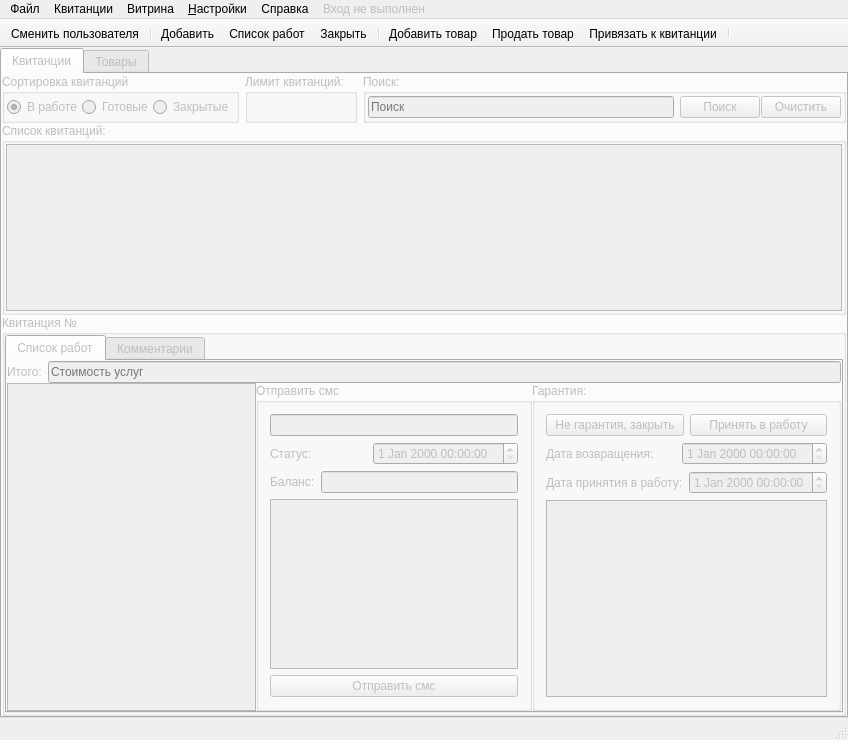
Qt form mainwindow.ui (eboladev/XPPC) before a commit.
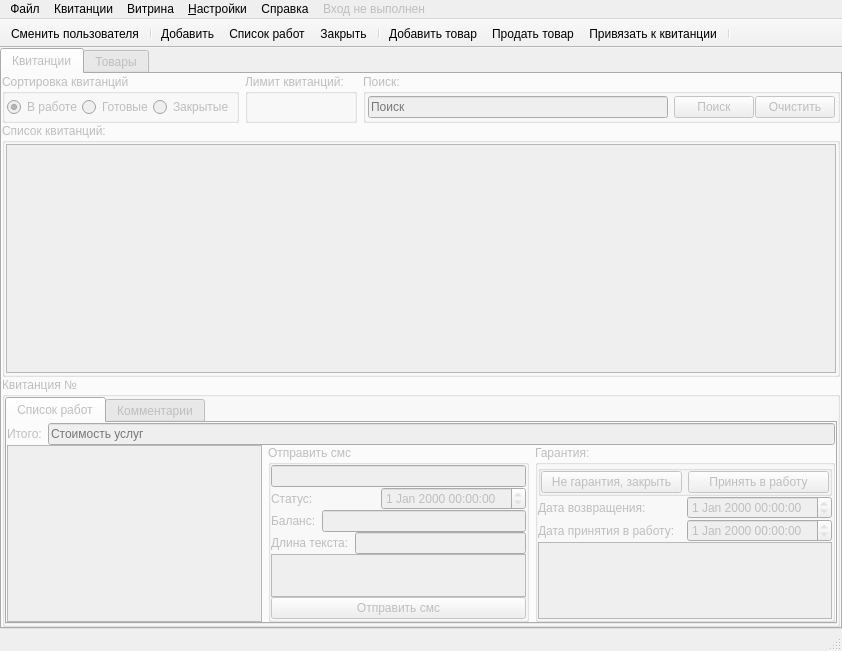
The same form after that commit. Icons and pictures are not drawn. Custom widgets are drawn as their Qt base class.

```diff
--- a/mainwindow.ui
+++ b/mainwindow.ui
@@ -6,8 +6,8 @@
    <rect>
     <x>0</x>
     <y>0</y>
-    <width>848</width>
-    <height>740</height>
+    <width>842</width>
+    <height>651</height>
    </rect>
   </property>
   <property name="minimumSize">
@@ -68,14 +68,14 @@
        <attribute name="title">
         <string>Квитанции</string>
        </attribute>
-       <layout class="QGridLayout" name="gridLayout_5">
-        <property name="margin">
-         <number>0</number>
-        </property>
+       <layout class="QVBoxLayout" name="verticalLayout_9">
         <property name="spacing">
          <number>0</number>
         </property>
-        <item row="0" column="0">
+        <property name="margin">
+         <number>0</number>
+        </property>
+        <item>
          <layout class="QHBoxLayout" name="horizontalLayout">
           <item>
            <widget class="QGroupBox" name="groupBoxSortReceipt">
@@ -233,8 +233,14 @@
           </item>
          </layout>
         </item>
-        <item row="1" column="0">
+        <item>
          <widget class="QGroupBox" name="groupBoxTickets">
+          <property name="sizePolicy">
+           <sizepolicy hsizetype="Preferred" vsizetype="MinimumExpanding">
+            <horstretch>0</horstretch>
+            <verstretch>14</verstretch>
+           </sizepolicy>
+          </property>
           <property name="title">
            <string>Список квитанций:</string>
           </property>
@@ -250,6 +256,12 @@
            </property>
            <item row="0" column="0">
             <widget class="QTableView" name="tableViewTicket">
+             <property name="sizePolicy">
+              <sizepolicy hsizetype="Expanding" vsizetype="MinimumExpanding">
+               <horstretch>0</horstretch>
+               <verstretch>0</verstretch>
+              </sizepolicy>
+             </property>
              <property name="horizontalScrollBarPolicy">
               <enum>Qt::ScrollBarAsNeeded</enum>
              </property>
@@ -297,7 +309,7 @@
           </layout>
          </widget>
         </item>
-        <item row="2" column="0">
+        <item>
          <widget class="QGroupBox" name="groupBoxFastTicketInfo">
           <property name="enabled">
            <bool>false</bool>
@@ -305,7 +317,7 @@
           <property name="maximumSize">
            <size>
             <width>16777215</width>
-            <height>600</height>
+            <height>250</height>
            </size>
           </property>
           <property name="title">
@@ -323,10 +335,22 @@
              <property name="enabled">
               <bool>false</bool>
              </property>
+             <property name="sizePolicy">
+              <sizepolicy hsizetype="Expanding" vsizetype="MinimumExpanding">
+               <horstretch>0</horstretch>
+               <verstretch>0</verstretch>
+              </sizepolicy>
+             </property>
              <property name="currentIndex">
               <number>0</number>
              </property>
              <widget class="QWidget" name="JobList">
+              <property name="sizePolicy">
+               <sizepolicy hsizetype="Preferred" vsizetype="MinimumExpanding">
+                <horstretch>0</horstretch>
+                <verstretch>0</verstretch>
+               </sizepolicy>
+              </property>
               <attribute name="title">
                <string>Список работ</string>
               </attribute>
@@ -357,9 +381,6 @@
                </item>
                <item>
                 <layout class="QHBoxLayout" name="horizontalLayout_14">
-                 <property name="spacing">
-                  <number>0</number>
-                 </property>
                  <item>
                   <widget class="QTreeView" name="treeViewJobsOnTicket">
                    <property name="enabled">
@@ -378,10 +399,25 @@
                  </item>
                  <item>
                   <widget class="QGroupBox" name="groupBoxSms">
+                   <property name="maximumSize">
+                    <size>
+                     <width>276</width>
+                     <height>16777215</height>
+                    </size>
+                   </property>
                    <property name="title">
                     <string>Отправить смс</string>
                    </property>
+                   <property name="flat">
+                    <bool>true</bool>
+                   </property>
                    <layout class="QVBoxLayout" name="verticalLayout_4">
+                    <property name="spacing">
+                     <number>0</number>
+                    </property>
+                    <property name="margin">
+                     <number>0</number>
+                    </property>
                     <item>
                      <widget class="QLineEdit" name="lineEditPhones"/>
                     </item>
@@ -395,7 +431,11 @@
                        </widget>
                       </item>
                       <item>
-                       <widget class="QDateTimeEdit" name="dateTimeEditLastStatusTime"/>
+                       <widget class="QDateTimeEdit" name="dateTimeEditLastStatusTime">
+                        <property name="readOnly">
+                         <bool>true</bool>
+                        </property>
+                       </widget>
                       </item>
                      </layout>
                     </item>
@@ -409,7 +449,29 @@
                        </widget>
                       </item>
                       <item>
-                       <widget class="QLineEdit" name="lineEditBalance"/>
+                       <widget class="QLineEdit" name="lineEditBalance">
+                        <property name="readOnly">
+                         <bool>true</bool>
+                        </property>
+                       </widget>
+                      </item>
+                     </layout>
+                    </item>
+                    <item>
+                     <layout class="QHBoxLayout" name="horizontalLayout_19">
+                      <item>
+                       <widget class="QLabel" name="labelCharCount">
+                        <property name="text">
+                         <string>Длина текста:</string>
+                        </property>
+                       </widget>
+                      </item>
+                      <item>
+                       <widget class="QLineEdit" name="lineEditCharCount">
+                        <property name="readOnly">
+                         <bool>true</bool>
+                        </property>
+                       </widget>
                       </item>
                      </layout>
                     </item>
@@ -434,43 +496,62 @@
                      <height>0</height>
                     </size>
                    </property>
+                   <property name="maximumSize">
+                    <size>
+                     <width>300</width>
+                     <height>16777215</height>
+                    </size>
+                   </property>
                    <property name="title">
                     <string>Гарантия:</string>
                    </property>
-                   <layout class="QGridLayout" name="gridLayout_12">
-                    <item row="0" column="0">
-                     <layout class="QHBoxLayout" name="horizontalLayout_13">
-                      <item>
-                       <widget class="QPushButton" name="pushButtonNotAGuarantee">
-                        <property name="text">
-                         <string>Не гарантия, закрыть</string>
-                        </property>
-                       </widget>
-                      </item>
-                      <item>
-                       <widget class="QPushButton" name="pushButtonAcceptToWorkGuarantee">
-                        <property name="text">
-                         <string>Принять в работу</string>
-                        </property>
-                       </widget>
-                      </item>
-                     </layout>
+                   <property name="flat">
+                    <bool>true</bool>
+                   </property>
+                   <layout class="QVBoxLayout" name="verticalLayout_8">
+                    <property name="spacing">
+                     <number>0</number>
+                    </property>
+                    <property name="margin">
+                     <number>0</number>
+                    </property>
+                    <item>
+                     <widget class="QGroupBox" name="groupBoxGuaranteeOperations">
+                      <property name="title">
+                       <string/>
+                      </property>
+                      <property name="flat">
+                       <bool>true</bool>
+                      </property>
+                      <layout class="QVBoxLayout" name="verticalLayout_7">
+                       <property name="spacing">
+                        <number>0</number>
+                       </property>
+                       <property name="margin">
+                        <number>0</number>
+                       </property>
+                       <item>
+                        <layout class="QHBoxLayout" name="horizontalLayout_13">
+                         <item>
+                          <widget class="QPushButton" name="pushButtonNotAGuarantee">
+                           <property name="text">
+                            <string>Не гарантия, закрыть</string>
+                           </property>
+                          </widget>
+                         </item>
+                         <item>
+                          <widget class="QPushButton" name="pushButtonAcceptToWorkGuarantee">
+                           <property name="text">
+                            <string>Принять в работу</string>
+                           </property>
+                          </widget>
+                         </item>
+                        </layout>
+                       </item>
+                      </layout>
+                     </widget>
                     </item>
-                    <item row="2" column="0">
-                     <layout class="QHBoxLayout" name="horizontalLayout_16">
-                      <item>
-                       <widget class="QLabel" name="labelDateAcceptedToWorkGuarantee">
-                        <property name="text">
-                         <string>Дата принятия в работу:</string>
-                        </property>
-                       </widget>
-                      </item>
-                      <item>
-                       <widget class="QDateTimeEdit" name="dateTimeEditGuaranteeDateAcceptedToWork"/>
-                      </item>
-                     </layout>
-                    </item>
-                    <item row="1" column="0">
+                    <item>
                      <layout class="QHBoxLayout" name="horizontalLayout_15">
                       <item>
                        <widget class="QLabel" name="labelDateAcceptedGuarantee">
@@ -480,11 +561,33 @@
                        </widget>
                       </item>
                       <item>
-                       <widget class="QDateTimeEdit" name="dateTimeEditGuaranteeDateAccepted"/>
+                       <widget class="QDateTimeEdit" name="dateTimeEditGuaranteeDateAccepted">
+                        <property name="readOnly">
+                         <bool>true</bool>
+                        </property>
+                       </widget>
                       </item>
                      </layout>
                     </item>
-                    <item row="3" column="0">
+                    <item>
+                     <layout class="QHBoxLayout" name="horizontalLayout_16">
+                      <item>
+                       <widget class="QLabel" name="labelDateAcceptedToWorkGuarantee">
+                        <property name="text">
+                         <string>Дата принятия в работу:</string>
+                        </property>
+                       </widget>
+                      </item>
+                      <item>
+                       <widget class="QDateTimeEdit" name="dateTimeEditGuaranteeDateAcceptedToWork">
+                        <property name="readOnly">
+                         <bool>true</bool>
+                        </property>
+                       </widget>
+                      </item>
+                     </layout>
+                    </item>
+                    <item>
                      <widget class="QPlainTextEdit" name="plainTextEditTicketGuaranteeProblem">
                       <property name="readOnly">
                        <bool>true</bool>
@@ -839,7 +942,7 @@
     <rect>
      <x>0</x>
      <y>0</y>
-     <width>848</width>
+     <width>842</width>
      <height>21</height>
     </rect>
    </property>
```
Left out of the diff: 18 changed lines with no effect on the pictures.
